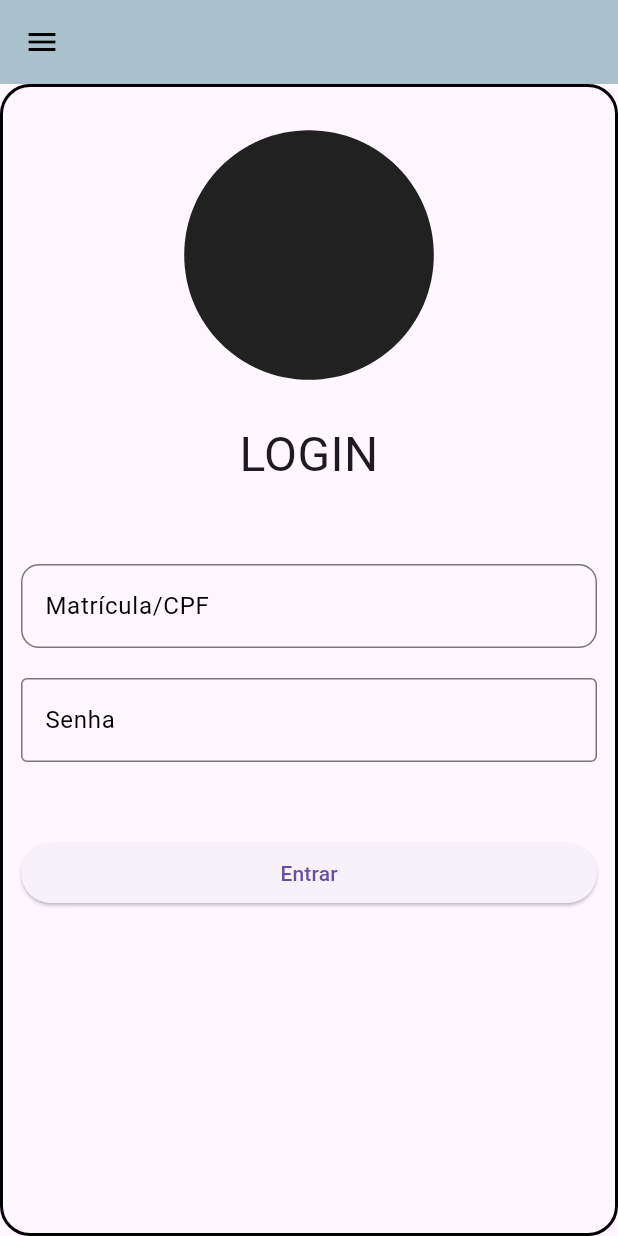
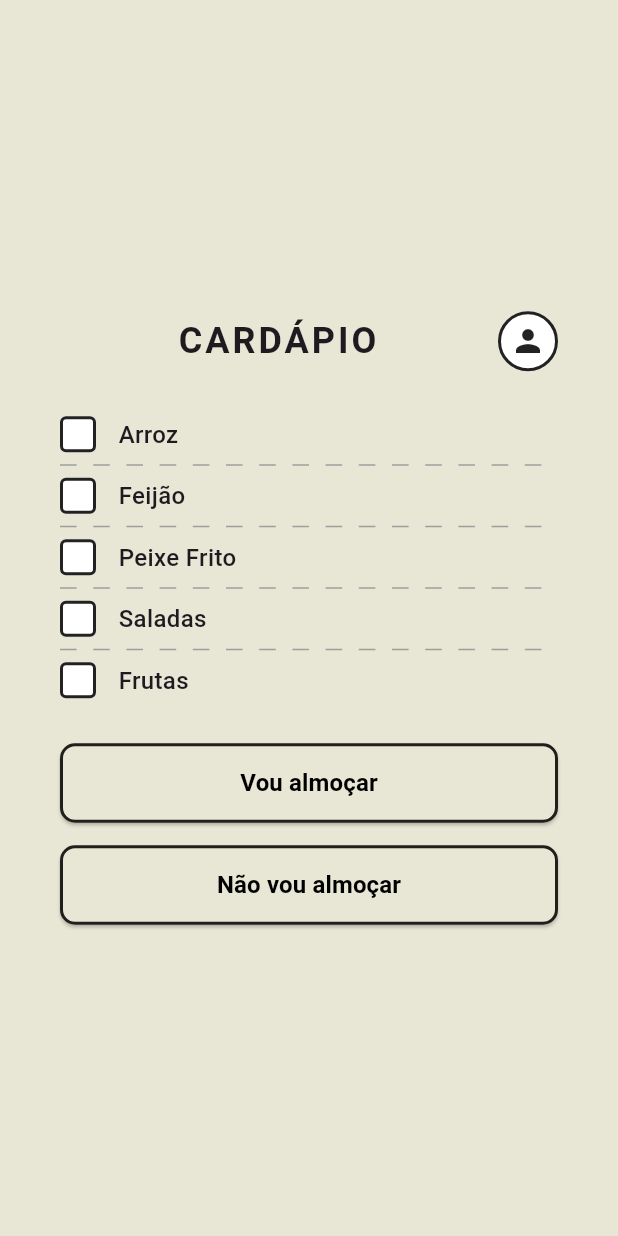
Before and after one commit to jappejappe/AlimTrack-Hackathon, a Flutter app: the CardapioScreen screen opened by its route, on a phone screen of 412 x 824 dp. Run offline on Flutter 3.47's test engine with Material 3 defaults, Android fonts, the phone set to English and light mode, and no system bars.

Commit message:
feature: página cardápio

```diff
--- a/lib/main.dart
+++ b/lib/main.dart
@@ -12,7 +12,7 @@ class MainApp extends StatelessWidget {
   @override
   Widget build(BuildContext context) {
     return MaterialApp(
-      home: LoginScreen(),
+      home: CardapioScreen(),
       theme: ThemeData(
         inputDecorationTheme: InputDecorationTheme(
           labelStyle: TextStyle(color: Colors.black)
--- a/lib/screens/cardapio.dart
+++ b/lib/screens/cardapio.dart
@@ -1,50 +1,179 @@
 import 'package:flutter/material.dart';
-import 'package:alimtrack/components/drawer.dart' as menu;
 
-class CardapioScreen extends StatelessWidget {
+class CardapioScreen extends StatefulWidget {
+  const CardapioScreen({super.key});
+
+  @override
+  State<CardapioScreen> createState() => _CardapioScreenState();
+}
+
+class _CardapioScreenState extends State<CardapioScreen> {
+  final List<Map<String, dynamic>> items = [
+    {'name': 'Arroz', 'selected': false},
+    {'name': 'Feijão', 'selected': false},
+    {'name': 'Peixe Frito', 'selected': false},
+    {'name': 'Saladas', 'selected': false},
+    {'name': 'Frutas', 'selected': false},
+  ];
+
   @override
   Widget build(BuildContext context) {
     return Scaffold(
-      appBar: AppBar(
-        backgroundColor: Color.fromARGB(255, 168, 193, 205),
-        centerTitle: true,
-        title: const Text("", style: TextStyle(fontSize: 16)),
-        iconTheme: const IconThemeData(color: Colors.black)),
-
-      drawer: menu.Menu(),
-      body: Container(
-        padding: EdgeInsets.all(12.0),
-        decoration: BoxDecoration(
-          border: Border.all(width: 2),
-          borderRadius: BorderRadius.circular(20),
-        ),
-        child: ListView(
+      backgroundColor: const Color(0xFFE8E6D5),
+      body: Center(
+        child: Container(
+          margin: const EdgeInsets.all(20),
+          padding: const EdgeInsets.all(20),
+          child: Column(
+            mainAxisSize: MainAxisSize.min,
             children: [
-            Icon(Icons.circle, size: 200),
-            SizedBox(height: 10),
-            Text(
-              "LOGIN",
+              // Header com título e ícone de perfil
+              Row(
+                mainAxisAlignment: MainAxisAlignment.spaceBetween,
+                children: [
+                  const Expanded(
+                    child: Text(
+                      'CARDÁPIO',
                       textAlign: TextAlign.center,
-              style: TextStyle(fontSize: 32),
-            ),
-            SizedBox(height: 50),
-            TextField(
-              decoration: InputDecoration(
-                border: OutlineInputBorder(borderRadius: BorderRadius.circular(12)),
-                labelText: "Matrícula/CPF",
+                      style: TextStyle(
+                        fontSize: 24,
+                        fontWeight: FontWeight.bold,
+                        letterSpacing: 2,
                       ),
                     ),
-            SizedBox(height: 20),
-            TextField(
-              decoration: InputDecoration(
-                border: OutlineInputBorder(),
-                labelText: "Senha",
+                  ),
+                  Container(
+                    width: 40,
+                    height: 40,
+                    decoration: BoxDecoration(
+                      color: Colors.white,
+                      shape: BoxShape.circle,
+                      border: Border.all(color: Colors.black87, width: 2),
+                    ),
+                    child: const Icon(Icons.person, size: 24),
+                  ),
+                ],
+              ),
+              const SizedBox(height: 30),
+
+              // Lista de itens do cardápio
+              ...items.asMap().entries.map((entry) {
+                int idx = entry.key;
+                Map<String, dynamic> item = entry.value;
+
+                return Column(
+                  children: [
+                    Row(
+                      children: [
+                        // Checkbox
+                        GestureDetector(
+                          onTap: () {
+                            setState(() {
+                              items[idx]['selected'] = !items[idx]['selected'];
+                            });
+                          },
+                          child: Container(
+                            width: 24,
+                            height: 24,
+                            decoration: BoxDecoration(
+                              color: item['selected'] ? Colors.black87 : Colors.white,
+                              border: Border.all(color: Colors.black87, width: 2),
+                              borderRadius: BorderRadius.circular(4),
                             ),
                           ),
-            SizedBox(height: 50),
-            ElevatedButton(onPressed: () {}, child: Text("Entrar")),
+                        ),
+                        const SizedBox(width: 15),
+                        // Nome do item
+                        Expanded(
+                          child: Text(
+                            item['name'],
+                            style: const TextStyle(
+                              fontSize: 16,
+                              fontWeight: FontWeight.w500,
+                            ),
+                          ),
+                        ),
                       ],
                     ),
-      ));
+                    if (idx < items.length - 1)
+                      Container(
+                        margin: const EdgeInsets.symmetric(vertical: 8),
+                        height: 1,
+                        child: Row(
+                          children: List.generate(
+                            30,
+                            (index) => Expanded(
+                              child: Container(
+                                color: index % 2 == 0 ? Colors.grey : Colors.transparent,
+                                height: 1,
+                              ),
+                            ),
+                          ),
+                        ),
+                      ),
+                  ],
+                );
+              }).toList(),
+
+              const SizedBox(height: 30),
+
+              // Botão "Vou almoçar"
+              SizedBox(
+                width: double.infinity,
+                child: ElevatedButton(
+                  onPressed: () {
+                    // TO DO: Ação de confirmar a presença no almoço
+                  },
+                  style: ElevatedButton.styleFrom(
+                    backgroundColor: const Color(0xFFE8E6D5),
+                    foregroundColor: Colors.black,
+                    padding: const EdgeInsets.symmetric(vertical: 15),
+                    shape: RoundedRectangleBorder(
+                      borderRadius: BorderRadius.circular(10),
+                      side: const BorderSide(color: Colors.black87, width: 2),
+                    ),
+                  ),
+                  child: const Text(
+                    'Vou almoçar',
+                    style: TextStyle(
+                      fontSize: 16,
+                      fontWeight: FontWeight.bold,
+                    ),
+                  ),
+                ),
+              ),
+
+              const SizedBox(height: 15),
+
+              // Botão "Não vou almoçar"
+              SizedBox(
+                width: double.infinity,
+                child: ElevatedButton(
+                  onPressed: () {
+                    // QUESTION: Tem ação aqui?
+                  },
+                  style: ElevatedButton.styleFrom(
+                    backgroundColor: const Color(0xFFE8E6D5),
+                    foregroundColor: Colors.black,
+                    padding: const EdgeInsets.symmetric(vertical: 15),
+                    shape: RoundedRectangleBorder(
+                      borderRadius: BorderRadius.circular(10),
+                      side: const BorderSide(color: Colors.black87, width: 2),
+                    ),
+                  ),
+                  child: const Text(
+                    'Não vou almoçar',
+                    style: TextStyle(
+                      fontSize: 16,
+                      fontWeight: FontWeight.bold,
+                    ),
+                  ),
+                ),
+              ),
+            ],
+          ),
+        ),
+      ),
+    );
   }
 }
```
Lines whose indentation alone changed are shown as unchanged.
